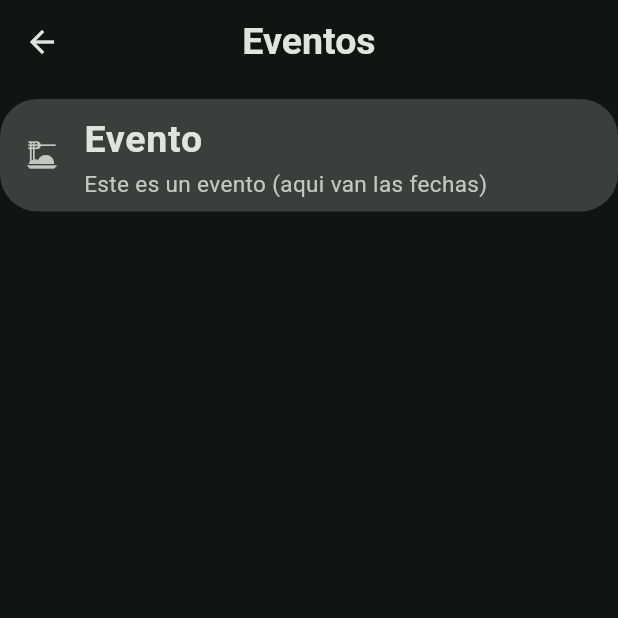
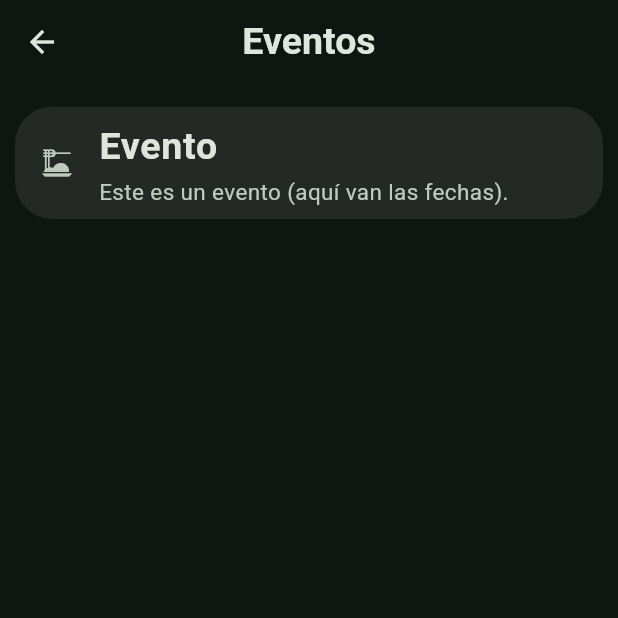
Before and after one commit to estebancespedes/MedTour, a Flutter app: the EventosPage screen opened directly, on a phone screen of 412 x 824 dp, the top half of it. Run offline on Flutter 3.47's test engine with Material 3 defaults, Android fonts, the light colour scheme and no system bars; our stand-ins replace shared_preferences; accounts and stored records are empty.

Commit message:
segundo version de el apartado de eventos

```diff
--- a/lib/screens/Eventos/eventos_page.dart
+++ b/lib/screens/Eventos/eventos_page.dart
@@ -9,19 +9,36 @@ class EventosPage extends StatelessWidget {
     return Scaffold(
       appBar: AppBar(title: Text('Eventos',style: Tema().titleStyle(),),centerTitle: true,forceMaterialTransparency: true,),
       body: ListView(
+        padding: EdgeInsets.fromLTRB(10, 5, 10, 5),
         children: [
-          SizedBox(height: 10,),
-          Container(
-            decoration: BoxDecoration(color: const Color.fromARGB(78, 158, 158, 158), borderRadius: BorderRadius.circular(25)),
-            child: ListTile(
-              leading: Icon(Icons.dinner_dining),
-              title: Text('Evento',style: Tema().titleStyle(),),
-              subtitle: Text('Este es un evento (aqui van las fechas)',style: Tema().textStyle(),),
-            ),
-          ),
-          SizedBox(height: 10,),
+          EventElement()
         ],
       ),
     );
   }
 }
+
+class EventElement extends StatelessWidget {
+  const EventElement({
+    super.key,
+  });
+
+  @override
+  Widget build(BuildContext context) {
+    return Column(
+      children: [
+        SizedBox(height: 10,),
+        Container(
+          decoration: BoxDecoration(color: const Color.fromARGB(37, 158, 158, 158), borderRadius: BorderRadius.circular(25)),
+          child: ListTile(
+            leading: Icon(Icons.dinner_dining),
+            title: Text('Evento',style: Tema().titleStyle(),),
+            subtitle: Text('Este es un evento (aquí van las fechas).',style: Tema().textStyle(),),
+            onTap: () {},
+          ),
+        ),
+        SizedBox(height: 10,),
+      ],
+    );
+  }
+}
```
